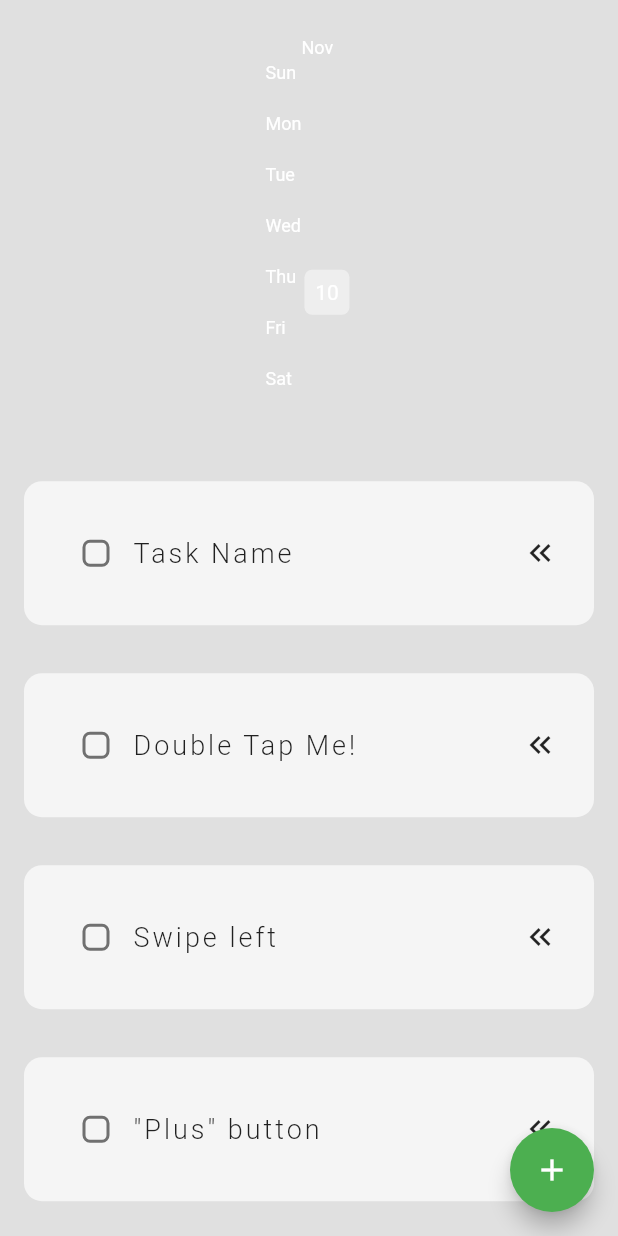
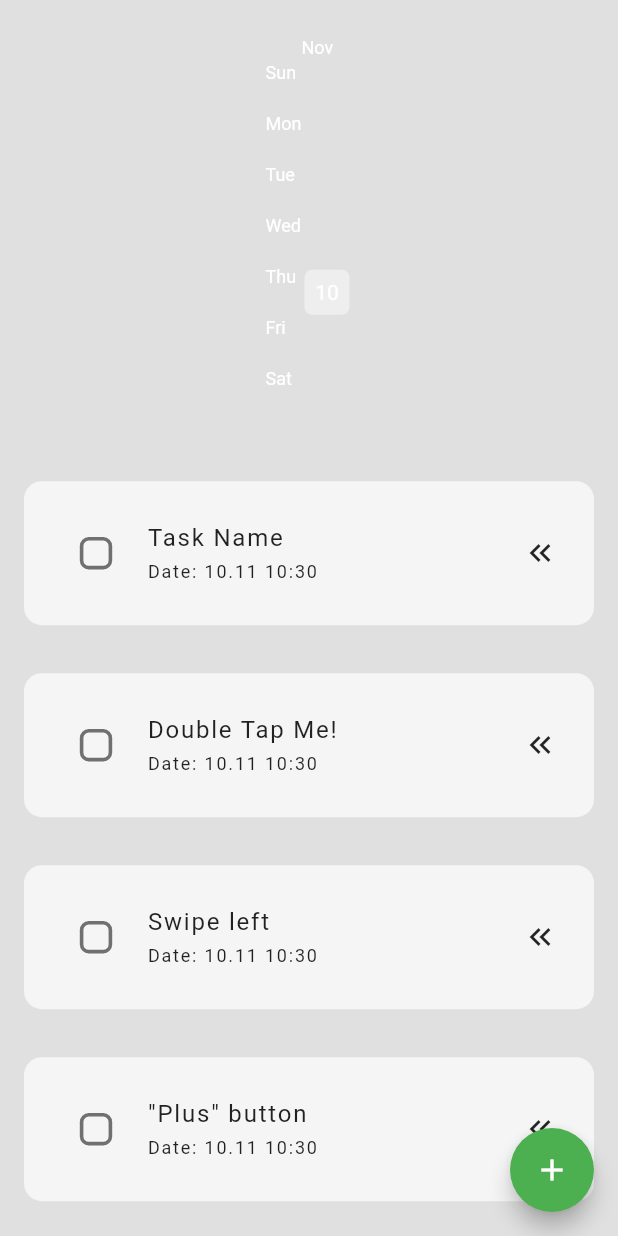
Before and after one commit to kivimike/TaskTracker, a Flutter app: the screen it shows after launch, on a phone screen of 412 x 824 dp. Run offline on Flutter 3.47's test engine with Material 2 defaults, Android fonts, the light colour scheme and no system bars; drawn by our look-alikes of flutter_heatmap_calendar, flutter_slidable; our stand-ins replace hive_flutter; accounts and stored records are empty.

Commit message:
added date place holder for a tile, decreased font size, increased tick size

```diff
--- a/lib/components/habit_tile.dart
+++ b/lib/components/habit_tile.dart
@@ -51,19 +51,44 @@ class HabitTile extends StatelessWidget {
           child: Row(
             children: [
               // checkbox
-              Checkbox(
-                shape: RoundedRectangleBorder(borderRadius: BorderRadius.circular(5)),
-                value: habitCompleted,
-                onChanged: onChanged,
+              Transform.scale(
+                scale: 1.2,
+                child: Checkbox(
+                  shape: RoundedRectangleBorder(
+                      borderRadius: BorderRadius.circular(5)),
+                  value: habitCompleted,
+                  onChanged: onChanged,
+                ),
               ),
+            Container(width: 10,),
 
               // habit name
-              Text(habitName.padRight(15, ' ').substring(0,15),
-              style: TextStyle(
-                fontSize: 18,
-                fontWeight: FontWeight.w300,
-                letterSpacing: 2,
-              ),),
+              Column(
+                mainAxisAlignment: MainAxisAlignment.spaceBetween,
+                crossAxisAlignment: CrossAxisAlignment.start,
+                children: [
+                  Text(
+                    habitName.padRight(20, ' ').substring(0, 20),
+                    style: TextStyle(
+                      fontSize: 16,
+                      fontWeight: FontWeight.w400,
+                      letterSpacing: 1.2,
+                    ),
+                  ),
+                  Container(height: 6,)
+                  ,
+                  Text(
+                      'Date: ${DateTime.now().day}.'
+                          '${DateTime.now().month.toString().padLeft(2, '0')}'
+                          ' ${DateTime.now().hour.toString().padLeft(2, '0')}:'
+                          '${DateTime.now().minute.toString().padLeft(2, '0')}',
+                    style: TextStyle(
+                      fontSize: 12,
+                      letterSpacing: 1.2,
+                    ),
+                  )
+                ],
+              ),
               Spacer(),
               Icon(Icons.keyboard_double_arrow_left_outlined)
             ],
```
